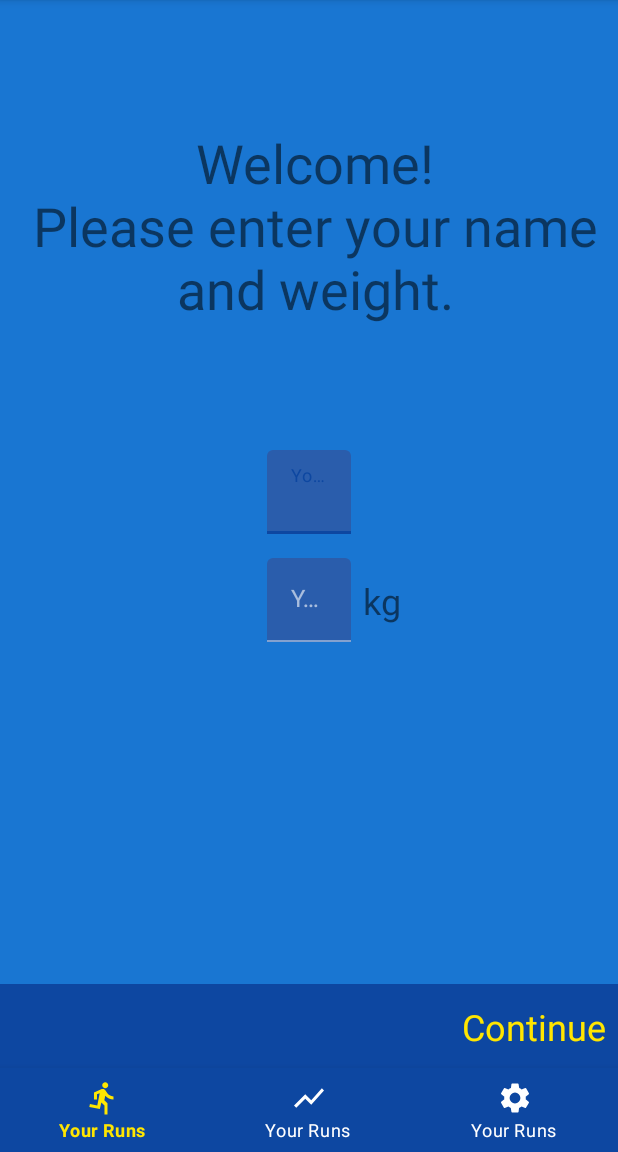
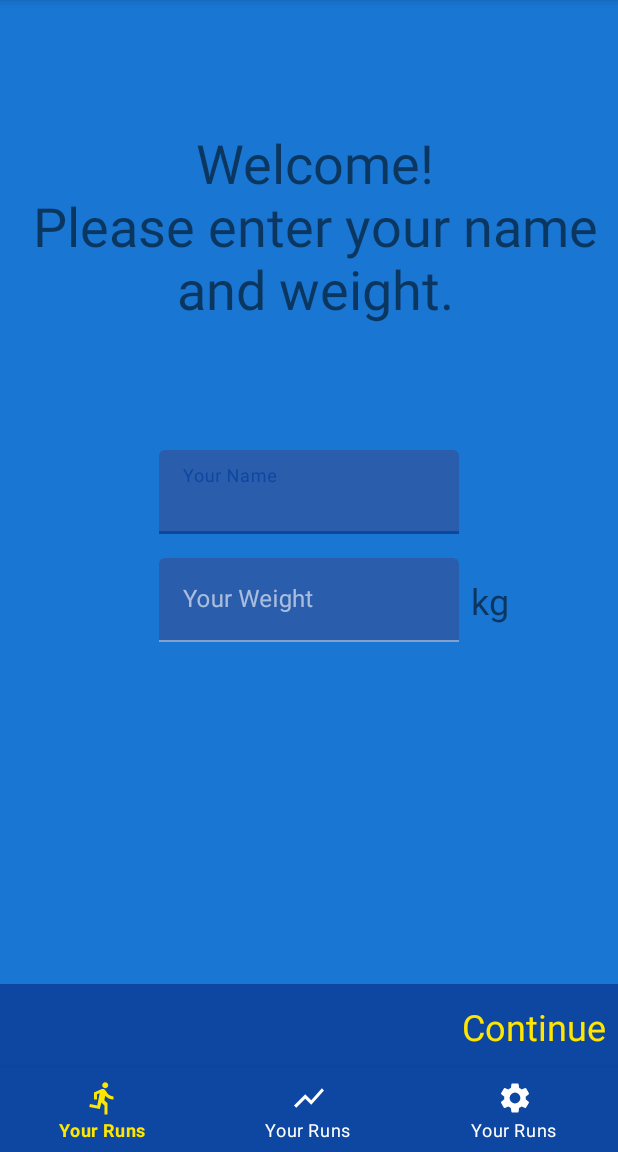
Before and after one commit to ayaazansari/RunningApp, an Android app: the screen it shows after launch (MainActivity), on a phone screen of 412 x 824 dp, the part 84-1236 px from its top. Run offline under Robolectric (Android 15) with nearby library versions, the phone set to English and light mode, and no system bars; our stand-ins replace Dagger/Hilt's generated code, Room's generated code, Timber, navigation-ui; 2 statements that could not run were skipped.

Commit message:
new color added

```diff
--- a/app/src/main/res/layout/fragment_settings.xml
+++ b/app/src/main/res/layout/fragment_settings.xml
@@ -17,7 +17,7 @@
 
         <com.google.android.material.textfield.TextInputEditText
             android:id="@+id/etName"
-            android:layout_width="match_parent"
+            android:layout_width="200dp"
             android:layout_height="wrap_content"
             android:ems="10"
             android:hint="Your Name"
@@ -37,7 +37,7 @@
 
         <com.google.android.material.textfield.TextInputEditText
             android:id="@+id/etWeight"
-            android:layout_width="match_parent"
+            android:layout_width="200dp"
             android:layout_height="wrap_content"
             android:ems="10"
             android:hint="Your Weight"
--- a/app/src/main/res/layout/fragment_setup.xml
+++ b/app/src/main/res/layout/fragment_setup.xml
@@ -16,8 +16,8 @@
         app:layout_constraintLeft_toLeftOf="parent"
         app:layout_constraintRight_toRightOf="parent"
         app:layout_constraintTop_toTopOf="parent"
-        android:gravity="center_horizontal"
-        android:layout_marginLeft="8dp" />
+        android:layout_marginLeft="8dp"
+        android:gravity="center_horizontal" />
 
     <com.google.android.material.textfield.TextInputLayout
         android:id="@+id/tilName"
@@ -31,9 +31,8 @@
 
         <com.google.android.material.textfield.TextInputEditText
             android:id="@+id/etName"
-            android:layout_width="wrap_content"
+            android:layout_width="200dp"
             android:layout_height="wrap_content"
-            android:ems="10"
             android:hint="Your Name"
             android:inputType="textPersonName" />
 
@@ -49,7 +48,7 @@
 
         <com.google.android.material.textfield.TextInputEditText
             android:id="@+id/etWeight"
-            android:layout_width="wrap_content"
+            android:layout_width="200dp"
             android:layout_height="wrap_content"
             android:hint="Your Weight"
             android:ems="10"
--- a/app/src/main/res/values/colors.xml
+++ b/app/src/main/res/values/colors.xml
@@ -15,4 +15,5 @@
     <color name="md_blue_A700">#2962FF</color>
     <color name="colorAccent">#FFE600</color>
     <color name="errorColor">#D50000</color>
+    <color name="newcolor">#DD9C9C</color>
 </resources>
```
